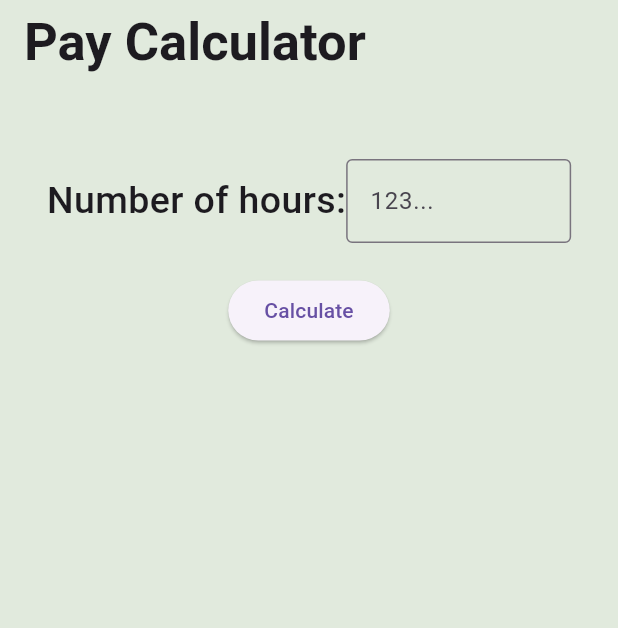
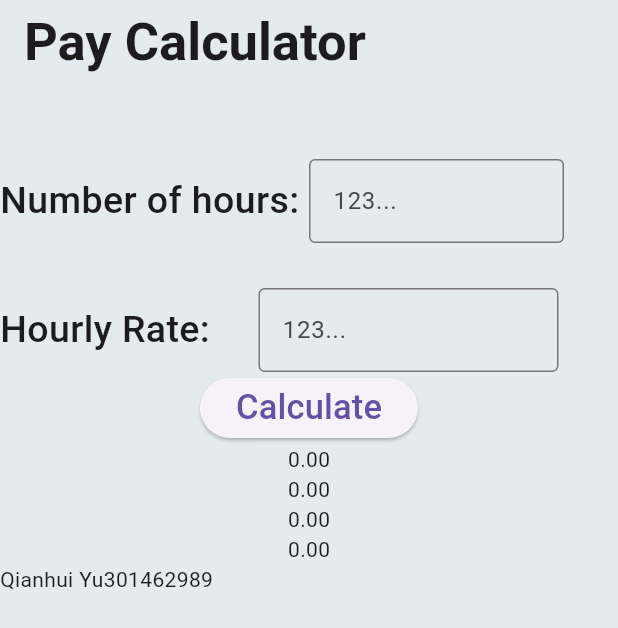
Before and after one commit to helenyuhhh/pay_calculator, a Flutter app: the screen it shows after launch, after a tap on "Calculate", on a phone screen of 412 x 824 dp. Shown: the top 628 px of the screen. Run offline on Flutter 3.47's test engine with Material 3 defaults, Android fonts, the phone set to English and light mode, and no system bars.

Commit message:
basic math and app design finished, outputs are correct, need to improve the name information of the bottom

```diff
--- a/lib/main.dart
+++ b/lib/main.dart
@@ -16,12 +16,34 @@ class _PayState extends State<PayCalculatorApp> {
   // we should create a seperate TextEditingController for different textfield
   var hoursController = TextEditingController();// controller for work hours
   var rateController = TextEditingController(); // controller for hourly rate
-  var readHourInput = "";
-  // declare the showMessage function
+  var readHourInput = 0.0;
+  var readRateInput = 0.0;
+  var regular = 0.0;
+  var overTime = 0.0;
+  var totalPayBeforeT = 0.0;
+  var tax = 0.0;
+  // declare the showMessage function, later this can show the result and also calculate
   void showResult(){
     setState(() {
-      readHourInput = hoursController.text;
-      // next: add readRateInput here
+      // assign the value to the variables from the input
+      readHourInput = double.parse(hoursController.text);
+      readRateInput = double.parse(rateController.text);
+      /* do calculation:
+      > 40 hrs, (inout - 40) * 1.5 * rate = overtime pay
+      <= 40hrs, input * rate
+      tax: pay * 0.8
+      */
+      if (readHourInput > 40) {
+        overTime = (readHourInput - 40) * readRateInput * 1.5; // overtime pay
+        regular = 40 * readRateInput; // regular pay
+      }
+      else {
+        overTime = 0.0;
+        regular = readHourInput * readRateInput;
+      }
+      totalPayBeforeT = regular + overTime;
+      tax = totalPayBeforeT * 0.18;
+
     });
   }
 
@@ -32,14 +54,13 @@ class _PayState extends State<PayCalculatorApp> {
     rateController.dispose();
     super.dispose();
   }
-
   // since it inherites from State, we need to override
   @override
   Widget build(BuildContext context) {
     return MaterialApp(
       home: Scaffold(
         // the following two are stateless widget
-        backgroundColor: const Color.fromARGB(255, 225, 234, 221),
+        backgroundColor: const Color.fromARGB(255, 228, 234, 239),
         appBar: AppBar(
           backgroundColor: Color.fromRGBO(253, 252, 252, 0),
           title: Text('Pay Calculator',
@@ -54,22 +75,61 @@ class _PayState extends State<PayCalculatorApp> {
               SizedBox(height: 50,),
               // one input field combination
               Row(
-                mainAxisAlignment: MainAxisAlignment.center,
+                mainAxisAlignment: MainAxisAlignment.start,
                 children: [
-                  Text('Number of hours:',
+                  Text('Number of hours: ',
                   style: TextStyle(fontSize: 25, fontWeight: FontWeight.w500),),
                   SizedBox(
-                    width: 150,
-                    // link controller here
+                    width: 170,
                     child: TextField(
+                      keyboardType: TextInputType.numberWithOptions(
+                        decimal: true
+                      ),
+                      // link controller
                       controller: hoursController,
                       decoration: const InputDecoration(
                         border: OutlineInputBorder(),
                         hintText: '123...' ),),
                   )],
               ),
-              Text(readHourInput),
-              ElevatedButton(onPressed: showResult, child: const Text("Calculate"))
+              SizedBox(height: 30,),
+              // another row for the rate input
+              Row(
+                mainAxisAlignment: MainAxisAlignment.start,
+                children: [
+                  Text("Hourly Rate:     ",
+                  style: TextStyle(fontSize: 25, fontWeight: FontWeight.w500),),
+                  SizedBox(
+                    width: 200,
+                    child: TextField(
+                      keyboardType: TextInputType.numberWithOptions(
+                        decimal: true
+                      ),
+                      controller: rateController,
+                      decoration: const InputDecoration(
+                        border: OutlineInputBorder(),
+                        hintText: '123...'
+                      ),
+                    ),
+                  )
+                ],
+              ),
+              // adding other elements here as a child of cloumn
+              // Text(readRateInput), // for debugging only
+              ElevatedButton(onPressed: showResult,
+              child: const Text("Calculate", style: TextStyle(fontSize: 23),)),
+              Text(regular.toStringAsFixed(2)), // for debugging only
+              Text(overTime.toStringAsFixed(2)), // for debugging only
+              Text(totalPayBeforeT.toStringAsFixed(2)), // for debugging only
+              Text(tax.toStringAsFixed(2)), // for debugging only
+              // adding other elements here as a child of cloumn
+              Row(
+
+                children: [
+                  Text("Qianhui Yu"),
+                  Text("301462989")
+                ],
+              )
             ],
           ),
         ),
```
